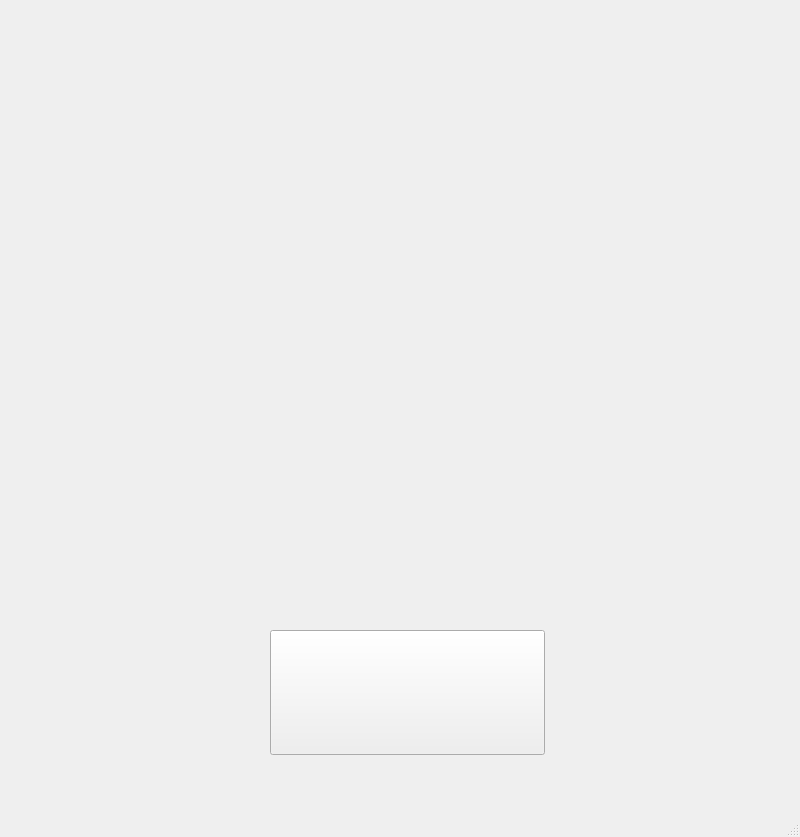
Qt form Sloshed/mainwindow.ui (University-of-Utah-CS3505/a8-edu-app-Anudlok) before a commit.
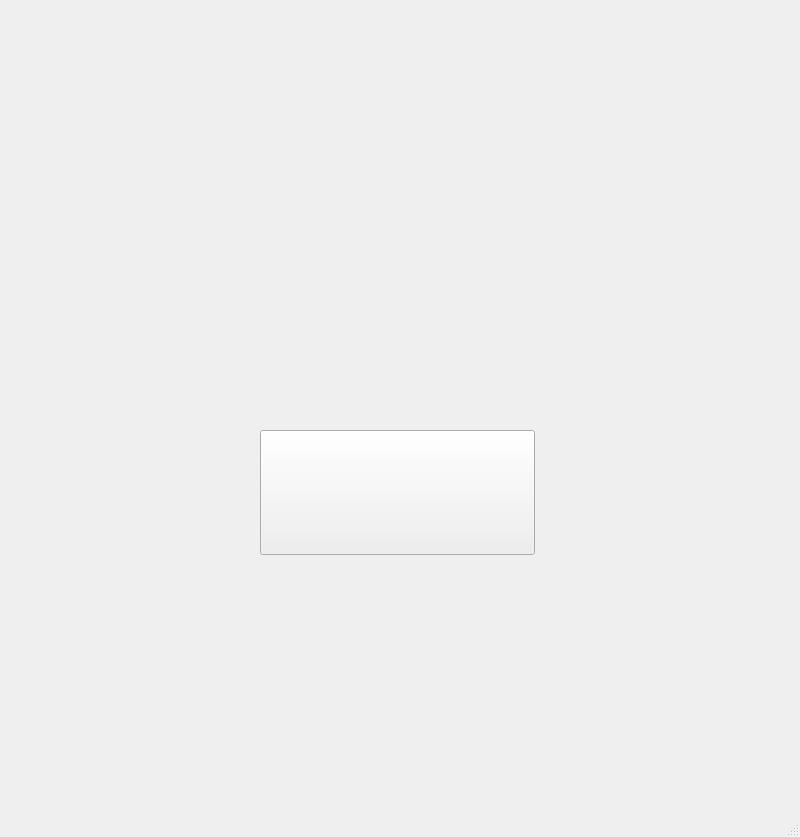
The same form after that commit. Icons and pictures are not drawn. Custom widgets are drawn as their Qt base class.

Commit message: Added lose screen

```diff
--- a/Sloshed/mainwindow.ui
+++ b/Sloshed/mainwindow.ui
@@ -36,7 +36,7 @@
      <string notr="true"/>
     </property>
     <property name="currentIndex">
-     <number>0</number>
+     <number>4</number>
     </property>
     <widget class="SceneWidget" name="startScreen">
      <property name="styleSheet">
@@ -283,6 +283,43 @@
      <zorder>hydrationBar</zorder>
      <zorder>hydrateBarLogo</zorder>
     </widget>
+    <widget class="QWidget" name="LoseScreen">
+     <property name="styleSheet">
+      <string notr="true">background-image: url(:/GameImages/Images/End.png)</string>
+     </property>
+     <widget class="QLabel" name="intoxLabel">
+      <property name="geometry">
+       <rect>
+        <x>90</x>
+        <y>170</y>
+        <width>621</width>
+        <height>221</height>
+       </rect>
+      </property>
+      <property name="styleSheet">
+       <string notr="true">background-image: url(:/GameImages/Images/Intoxicated.png)</string>
+      </property>
+      <property name="text">
+       <string/>
+      </property>
+     </widget>
+     <widget class="QPushButton" name="resetButton">
+      <property name="geometry">
+       <rect>
+        <x>260</x>
+        <y>430</y>
+        <width>275</width>
+        <height>125</height>
+       </rect>
+      </property>
+      <property name="styleSheet">
+       <string notr="true">image: url(:/GameImages/Images/Reset.png)</string>
+      </property>
+      <property name="text">
+       <string/>
+      </property>
+     </widget>
+    </widget>
    </widget>
   </widget>
   <widget class="QMenuBar" name="menubar">
```
Left out of the diff: 2 changed lines with no effect on the pictures. The commit also changes 6 other files.
